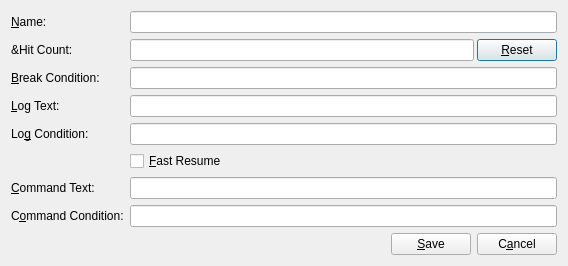
The window that src/gui/Src/Gui/EditBreakpointDialog.ui (x64dbg/x64dbg) describes before a commit, drawn with Qt 5.
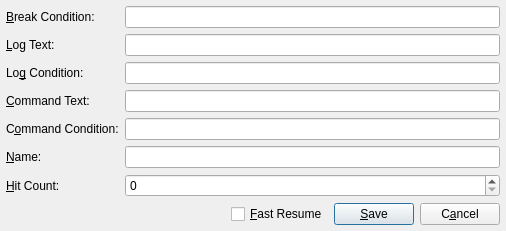
The same window after the commit. Icons and pictures are not drawn.

What changed in the file:
```diff
--- a/src/gui/Src/Gui/EditBreakpointDialog.ui
+++ b/src/gui/Src/Gui/EditBreakpointDialog.ui
@@ -6,14 +6,29 @@
    <rect>
     <x>0</x>
     <y>0</y>
-    <width>568</width>
-    <height>261</height>
+    <width>506</width>
+    <height>221</height>
    </rect>
   </property>
   <property name="windowTitle">
    <string>Dialog</string>
   </property>
   <layout class="QVBoxLayout" name="verticalLayout">
+   <property name="spacing">
+    <number>6</number>
+   </property>
+   <property name="leftMargin">
+    <number>6</number>
+   </property>
+   <property name="topMargin">
+    <number>6</number>
+   </property>
+   <property name="rightMargin">
+    <number>6</number>
+   </property>
+   <property name="bottomMargin">
+    <number>6</number>
+   </property>
    <item>
     <layout class="QGridLayout" name="gridLayout">
      <property name="leftMargin">
@@ -25,27 +40,17 @@
      <property name="horizontalSpacing">
       <number>6</number>
      </property>
-     <item row="0" column="0">
-      <widget class="QLabel" name="labelName">
-       <property name="text">
-        <string>&amp;Name:</string>
-       </property>
-       <property name="buddy">
-        <cstring>editName</cstring>
-       </property>
-      </widget>
-     </item>
-     <item row="0" column="1">
-      <widget class="QLineEdit" name="editName"/>
-     </item>
      <item row="1" column="0">
-      <widget class="QLabel" name="labelHitCount">
+      <widget class="QLabel" name="labelLogText">
        <property name="text">
-        <string>&amp;Hit Count:</string>
+        <string>&amp;Log Text:</string>
+       </property>
+       <property name="buddy">
+        <cstring>editLogText</cstring>
        </property>
       </widget>
      </item>
-     <item row="2" column="0">
+     <item row="0" column="0">
       <widget class="QLabel" name="labelBreakCondition">
        <property name="text">
         <string>&amp;Break Condition:</string>
@@ -55,23 +60,19 @@
        </property>
       </widget>
      </item>
-     <item row="2" column="1">
+     <item row="0" column="1">
       <widget class="QLineEdit" name="editBreakCondition"/>
      </item>
-     <item row="3" column="0">
-      <widget class="QLabel" name="labelLogText">
-       <property name="text">
-        <string>&amp;Log Text:</string>
-       </property>
-       <property name="buddy">
-        <cstring>editLogText</cstring>
-       </property>
-      </widget>
-     </item>
-     <item row="3" column="1">
+     <item row="1" column="1">
       <widget class="QLineEdit" name="editLogText"/>
      </item>
-     <item row="4" column="0">
+     <item row="5" column="1">
+      <widget class="QLineEdit" name="editName"/>
+     </item>
+     <item row="2" column="1">
+      <widget class="QLineEdit" name="editLogCondition"/>
+     </item>
+     <item row="2" column="0">
       <widget class="QLabel" name="labelLogCondition">
        <property name="text">
         <string>Lo&amp;g Condition:</string>
@@ -81,17 +82,17 @@
        </property>
       </widget>
      </item>
-     <item row="4" column="1">
-      <widget class="QLineEdit" name="editLogCondition"/>
-     </item>
-     <item row="5" column="1">
-      <widget class="QCheckBox" name="checkBoxFastResume">
+     <item row="5" column="0">
+      <widget class="QLabel" name="labelName">
        <property name="text">
-        <string>&amp;Fast Resume</string>
+        <string>&amp;Name:</string>
+       </property>
+       <property name="buddy">
+        <cstring>editName</cstring>
        </property>
       </widget>
      </item>
-     <item row="6" column="0">
+     <item row="3" column="0">
       <widget class="QLabel" name="labelCommandText">
        <property name="text">
         <string>&amp;Command Text:</string>
@@ -101,10 +102,30 @@
        </property>
       </widget>
      </item>
-     <item row="6" column="1">
+     <item row="3" column="1">
       <widget class="QLineEdit" name="editCommandText"/>
      </item>
-     <item row="7" column="0">
+     <item row="6" column="1">
+      <widget class="QSpinBox" name="spinHitCount">
+       <property name="minimum">
+        <number>0</number>
+       </property>
+       <property name="maximum">
+        <number>2000000000</number>
+       </property>
+      </widget>
+     </item>
+     <item row="6" column="0">
+      <widget class="QLabel" name="labelHitCount">
+       <property name="text">
+        <string>&amp;Hit Count:</string>
+       </property>
+       <property name="buddy">
+        <cstring>spinHitCount</cstring>
+       </property>
+      </widget>
+     </item>
+     <item row="4" column="0">
       <widget class="QLabel" name="labelCommandCondition">
        <property name="text">
         <string>C&amp;ommand Condition:</string>
@@ -114,33 +135,9 @@
        </property>
       </widget>
      </item>
-     <item row="7" column="1">
+     <item row="4" column="1">
       <widget class="QLineEdit" name="editCommandCondition"/>
      </item>
-     <item row="1" column="1">
-      <layout class="QHBoxLayout" name="layoutHitCount">
-       <property name="spacing">
-        <number>3</number>
-       </property>
-       <property name="sizeConstraint">
-        <enum>QLayout::SetMinimumSize</enum>
-       </property>
-       <item>
-        <widget class="QLineEdit" name="editHitCount">
-         <property name="readOnly">
-          <bool>true</bool>
-         </property>
-        </widget>
-       </item>
-       <item>
-        <widget class="QPushButton" name="buttonResetCount">
-         <property name="text">
-          <string>&amp;Reset</string>
-         </property>
-        </widget>
-       </item>
-      </layout>
-     </item>
     </layout>
    </item>
    <item>
@@ -158,6 +155,13 @@
        </property>
       </spacer>
      </item>
+     <item>
+      <widget class="QCheckBox" name="checkBoxFastResume">
+       <property name="text">
+        <string>&amp;Fast Resume</string>
+       </property>
+      </widget>
+     </item>
      <item>
       <widget class="QPushButton" name="buttonSave">
        <property name="text">
@@ -174,19 +178,6 @@
      </item>
     </layout>
    </item>
-   <item>
-    <spacer name="verticalSpacer">
-     <property name="orientation">
-      <enum>Qt::Vertical</enum>
-     </property>
-     <property name="sizeHint" stdset="0">
-      <size>
-       <width>20</width>
-       <height>40</height>
-      </size>
-     </property>
-    </spacer>
-   </item>
   </layout>
  </widget>
  <tabstops>
```
Left out of the diff: 17 changed lines with no effect on the pictures.
